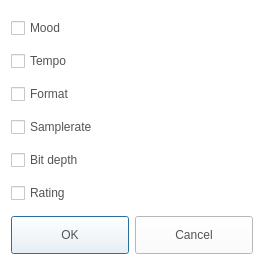
The window that CaX/dialog/setcolumndialog.ui (fsest4u/CaX_03) describes before a commit, drawn with Qt 5.
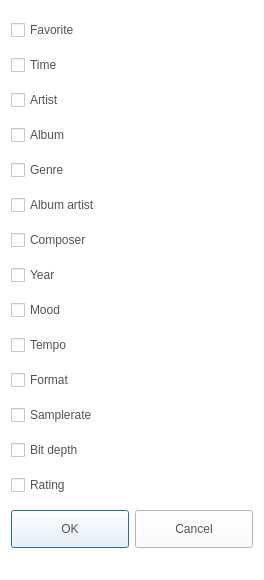
The same window after the commit. Icons and pictures are not drawn.

Commit message: [music db] list mode에서 category와 track 모드를 구분하여 column 을 설정 list mode에서 title을 제외한 모든 column 변경 가능 column 설정값 저장 및 불러오기

```diff
--- a/CaX/dialog/setcolumndialog.ui
+++ b/CaX/dialog/setcolumndialog.ui
@@ -7,7 +7,7 @@
     <x>0</x>
     <y>0</y>
     <width>244</width>
-    <height>276</height>
+    <height>580</height>
    </rect>
   </property>
   <property name="windowTitle">
@@ -38,14 +38,42 @@
    <property name="verticalSpacing">
     <number>6</number>
    </property>
-   <item row="0" column="0">
-    <widget class="QCheckBox" name="cbMood">
+   <item row="10" column="0">
+    <widget class="QCheckBox" name="cbFormat">
      <property name="text">
-      <string>Mood</string>
+      <string>Format</string>
+     </property>
+    </widget>
+   </item>
+   <item row="13" column="0">
+    <widget class="QCheckBox" name="cbRating">
+     <property name="text">
+      <string>Rating</string>
+     </property>
+    </widget>
+   </item>
+   <item row="4" column="0">
+    <widget class="QCheckBox" name="cbGenre">
+     <property name="text">
+      <string>Genre</string>
      </property>
     </widget>
    </item>
    <item row="1" column="0">
+    <widget class="QCheckBox" name="cbTime">
+     <property name="text">
+      <string>Time</string>
+     </property>
+    </widget>
+   </item>
+   <item row="3" column="0">
+    <widget class="QCheckBox" name="cbAlbum">
+     <property name="text">
+      <string>Album</string>
+     </property>
+    </widget>
+   </item>
+   <item row="9" column="0">
     <widget class="QCheckBox" name="cbTempo">
      <property name="text">
       <string>Tempo</string>
@@ -53,34 +81,20 @@
     </widget>
    </item>
    <item row="2" column="0">
-    <widget class="QCheckBox" name="cbFormat">
+    <widget class="QCheckBox" name="cbArtist">
      <property name="text">
-      <string>Format</string>
+      <string>Artist</string>
      </property>
     </widget>
    </item>
-   <item row="3" column="0">
-    <widget class="QCheckBox" name="cbSampleRate">
-     <property name="text">
-      <string>Samplerate</string>
-     </property>
-    </widget>
-   </item>
-   <item row="4" column="0">
+   <item row="12" column="0">
     <widget class="QCheckBox" name="cbBitDepth">
      <property name="text">
       <string>Bit depth</string>
      </property>
     </widget>
    </item>
-   <item row="5" column="0">
-    <widget class="QCheckBox" name="cbRating">
-     <property name="text">
-      <string>Rating</string>
-     </property>
-    </widget>
-   </item>
-   <item row="6" column="0">
+   <item row="14" column="0">
     <widget class="QDialogButtonBox" name="buttonBox">
      <property name="minimumSize">
       <size>
@@ -113,6 +127,48 @@
      </property>
     </widget>
    </item>
+   <item row="5" column="0">
+    <widget class="QCheckBox" name="cbAlbumArtist">
+     <property name="text">
+      <string>Album artist</string>
+     </property>
+    </widget>
+   </item>
+   <item row="11" column="0">
+    <widget class="QCheckBox" name="cbSampleRate">
+     <property name="text">
+      <string>Samplerate</string>
+     </property>
+    </widget>
+   </item>
+   <item row="0" column="0">
+    <widget class="QCheckBox" name="cbFavorite">
+     <property name="text">
+      <string>Favorite</string>
+     </property>
+    </widget>
+   </item>
+   <item row="6" column="0">
+    <widget class="QCheckBox" name="cbComposer">
+     <property name="text">
+      <string>Composer</string>
+     </property>
+    </widget>
+   </item>
+   <item row="8" column="0">
+    <widget class="QCheckBox" name="cbMood">
+     <property name="text">
+      <string>Mood</string>
+     </property>
+    </widget>
+   </item>
+   <item row="7" column="0">
+    <widget class="QCheckBox" name="cbYear">
+     <property name="text">
+      <string>Year</string>
+     </property>
+    </widget>
+   </item>
   </layout>
  </widget>
  <resources/>
```
The commit also changes 10 other files.
